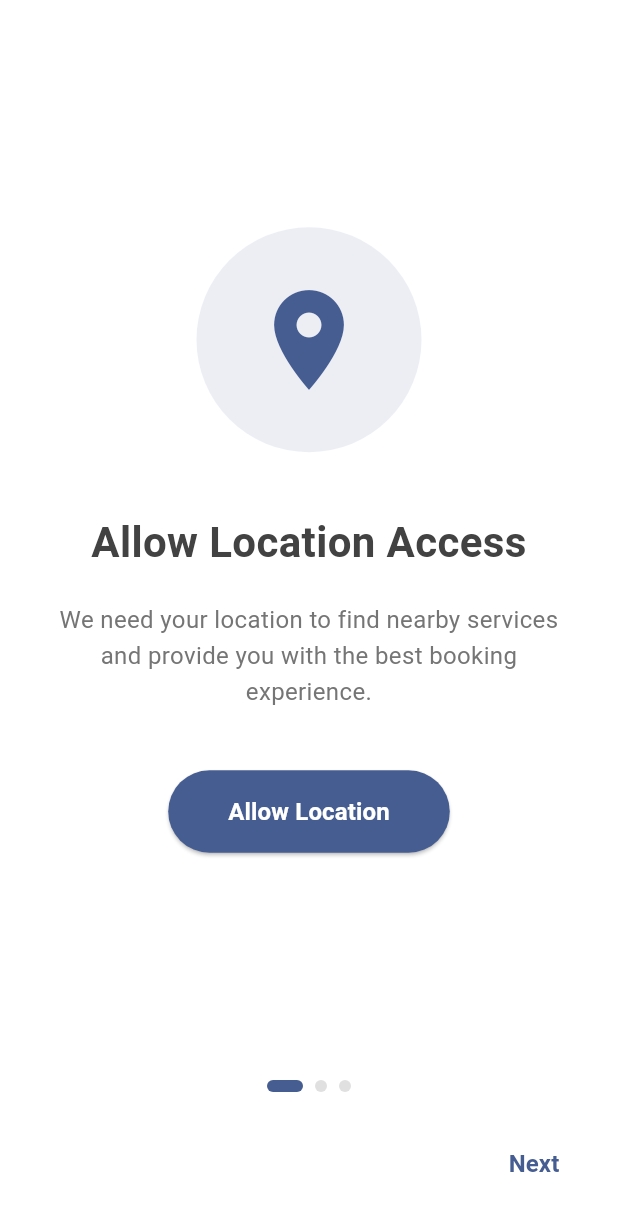
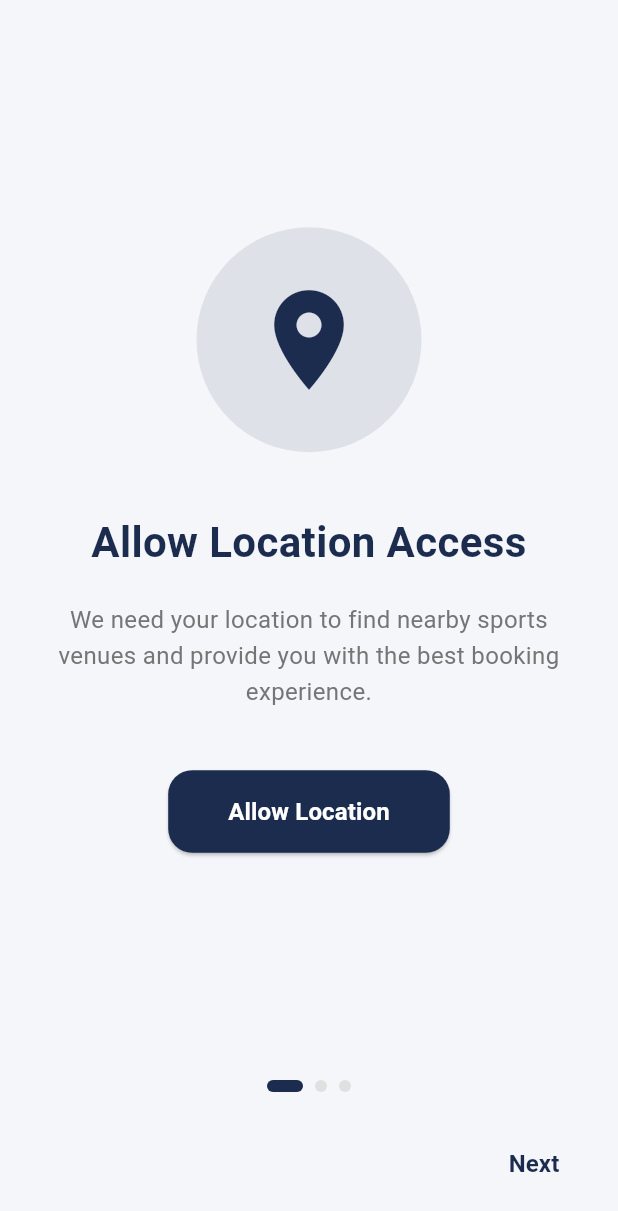
Before and after one commit to niththilan/Athlon-user, a Flutter app: the OnboardingScreen screen opened directly, on a phone screen of 412 x 824 dp. Shown: the top 1211 px of the screen. Run offline on Flutter 3.47's test engine with Material 3 defaults, Android fonts, the phone set to English and light mode, and no system bars; our stand-ins replace font_awesome_flutter, supabase_flutter; accounts and stored records are empty.

Commit message:
navigation fixed on onboarding dart

```diff
--- a/lib/customers/UserLogin.dart
+++ b/lib/customers/UserLogin.dart
@@ -4,6 +4,7 @@
 import 'package:flutter/material.dart';
 import 'package:font_awesome_flutter/font_awesome_flutter.dart';
 import 'services/customer_service.dart';
+import 'onboarding.dart'; // Add onboarding import
 import 'home.dart';
 import 'package:supabase_flutter/supabase_flutter.dart';
 
@@ -59,7 +60,7 @@ class _LoginPageState extends State<LoginPage>
 
       // Check if user just signed in and email is confirmed
       if (event == AuthChangeEvent.signedIn && session?.user != null) {
-        // Only navigate to home if we're currently on the login page and email is confirmed
+        // Only navigate to onboarding if we're currently on the login page and email is confirmed
         if (mounted && ModalRoute.of(context)?.settings.name == '/login') {
           // Show success message for email confirmation
           ScaffoldMessenger.of(context).showSnackBar(
@@ -70,12 +71,12 @@ class _LoginPageState extends State<LoginPage>
             ),
           );
 
-          // Navigate to home after a short delay
+          // Navigate to onboarding after a short delay
           Future.delayed(const Duration(milliseconds: 500), () {
             if (mounted) {
               Navigator.of(context).pushReplacement(
                 MaterialPageRoute(
-                  builder: (context) => const HomeScreen(),
+                  builder: (context) => const OnboardingScreen(),
                 ),
               );
             }
@@ -521,11 +522,11 @@ class _LoginPageState extends State<LoginPage>
             Navigator.of(context).pop();
           }
 
-          // Navigate to home screen
+          // Navigate to onboarding screen instead of home
           if (mounted) {
             Navigator.of(context).pushReplacement(
               MaterialPageRoute(
-                builder: (context) => const HomeScreen(),
+                builder: (context) => const OnboardingScreen(),
               ),
             );
           }
--- a/lib/customers/onboarding.dart
+++ b/lib/customers/onboarding.dart
@@ -1,4 +1,5 @@
 import 'package:flutter/material.dart';
+import 'home.dart'; // Add home import
 
 class OnboardingScreen extends StatefulWidget {
   const OnboardingScreen({Key? key}) : super(key: key);
@@ -14,7 +15,7 @@ class _OnboardingScreenState extends State<OnboardingScreen> {
   @override
   Widget build(BuildContext context) {
     return Scaffold(
-      backgroundColor: Colors.white,
+      backgroundColor: const Color(0xFFF5F6FA), // Match other files
       body: SafeArea(
         child: Column(
           children: [
@@ -51,28 +52,28 @@ class _OnboardingScreenState extends State<OnboardingScreen> {
             width: 150,
             height: 150,
             decoration: BoxDecoration(
-              color: Theme.of(context).primaryColor.withOpacity(0.1),
+              color: const Color(0xFF1B2C4F).withOpacity(0.1), // Match theme
               shape: BoxShape.circle,
             ),
-            child: Icon(
+            child: const Icon(
               Icons.location_on,
               size: 80,
-              color: Theme.of(context).primaryColor,
+              color: Color(0xFF1B2C4F), // Match primary color
             ),
           ),
           const SizedBox(height: 40),
-          Text(
+          const Text(
             'Allow Location Access',
             style: TextStyle(
               fontSize: 28,
               fontWeight: FontWeight.bold,
-              color: Colors.grey[800],
+              color: Color(0xFF1B2C4F), // Match primary color
             ),
             textAlign: TextAlign.center,
           ),
           const SizedBox(height: 20),
           Text(
-            'We need your location to find nearby services and provide you with the best booking experience.',
+            'We need your location to find nearby sports venues and provide you with the best booking experience.',
             style: TextStyle(
               fontSize: 16,
               color: Colors.grey[600],
@@ -84,11 +85,11 @@ class _OnboardingScreenState extends State<OnboardingScreen> {
           ElevatedButton(
             onPressed: _requestLocationPermission,
             style: ElevatedButton.styleFrom(
-              backgroundColor: Theme.of(context).primaryColor,
+              backgroundColor: const Color(0xFF1B2C4F), // Match primary color
               foregroundColor: Colors.white,
               padding: const EdgeInsets.symmetric(horizontal: 40, vertical: 16),
               shape: RoundedRectangleBorder(
-                borderRadius: BorderRadius.circular(30),
+                borderRadius: BorderRadius.circular(16), // Match border radius
               ),
             ),
             child: const Text(
@@ -111,22 +112,22 @@ class _OnboardingScreenState extends State<OnboardingScreen> {
             width: 150,
             height: 150,
             decoration: BoxDecoration(
-              color: Theme.of(context).primaryColor.withOpacity(0.1),
+              color: const Color(0xFF1B2C4F).withOpacity(0.1),
               shape: BoxShape.circle,
             ),
-            child: Icon(
+            child: const Icon(
               Icons.book_online,
               size: 80,
-              color: Theme.of(context).primaryColor,
+              color: Color(0xFF1B2C4F),
             ),
           ),
           const SizedBox(height: 40),
-          Text(
+          const Text(
             'How Booking Works',
             style: TextStyle(
               fontSize: 28,
               fontWeight: FontWeight.bold,
-              color: Colors.grey[800],
+              color: Color(0xFF1B2C4F),
             ),
             textAlign: TextAlign.center,
           ),
@@ -134,7 +135,7 @@ class _OnboardingScreenState extends State<OnboardingScreen> {
           _buildInstructionItem(
             Icons.search,
             'Browse Services',
-            'Find the perfect service for your needs from our wide range of options.',
+            'Find the perfect sports venue for your needs from our wide range of options.',
           ),
           _buildInstructionItem(
             Icons.calendar_today,
@@ -149,7 +150,7 @@ class _OnboardingScreenState extends State<OnboardingScreen> {
           _buildInstructionItem(
             Icons.check_circle,
             'Enjoy Service',
-            'Relax and enjoy your booked service at your chosen location and time.',
+            'Relax and enjoy your booked venue at your chosen location and time.',
           ),
         ],
       ),
@@ -166,12 +167,12 @@ class _OnboardingScreenState extends State<OnboardingScreen> {
             width: 40,
             height: 40,
             decoration: BoxDecoration(
-              color: Theme.of(context).primaryColor.withOpacity(0.1),
+              color: const Color(0xFF1B2C4F).withOpacity(0.1),
               shape: BoxShape.circle,
             ),
             child: Icon(
               icon,
-              color: Theme.of(context).primaryColor,
+              color: const Color(0xFF1B2C4F),
               size: 20,
             ),
           ),
@@ -185,6 +186,7 @@ class _OnboardingScreenState extends State<OnboardingScreen> {
                   style: const TextStyle(
                     fontSize: 16,
                     fontWeight: FontWeight.w600,
+                    color: Color(0xFF1B2C4F), // Match text color
                   ),
                 ),
                 const SizedBox(height: 4),
@@ -216,8 +218,8 @@ class _OnboardingScreenState extends State<OnboardingScreen> {
             decoration: BoxDecoration(
               gradient: LinearGradient(
                 colors: [
-                  Theme.of(context).primaryColor.withOpacity(0.8),
-                  Theme.of(context).primaryColor,
+                  const Color(0xFF1B2C4F).withOpacity(0.8),
+                  const Color(0xFF1B2C4F),
                 ],
                 begin: Alignment.topLeft,
                 end: Alignment.bottomRight,
@@ -231,18 +233,18 @@ class _OnboardingScreenState extends State<OnboardingScreen> {
             ),
           ),
           const SizedBox(height: 40),
-          Text(
+          const Text(
             'Ready to Get Started!',
             style: TextStyle(
               fontSize: 28,
               fontWeight: FontWeight.bold,
-              color: Colors.grey[800],
+              color: Color(0xFF1B2C4F),
             ),
             textAlign: TextAlign.center,
           ),
           const SizedBox(height: 20),
           Text(
-            'You\'re all set! Start exploring amazing services and book your first appointment with ease.',
+            'You\'re all set! Start exploring amazing sports venues and book your first appointment with ease.',
             style: TextStyle(
               fontSize: 16,
               color: Colors.grey[600],
@@ -257,10 +259,10 @@ class _OnboardingScreenState extends State<OnboardingScreen> {
             child: ElevatedButton(
               onPressed: _proceedToApp,
               style: ElevatedButton.styleFrom(
-                backgroundColor: Theme.of(context).primaryColor,
+                backgroundColor: const Color(0xFF1B2C4F),
                 foregroundColor: Colors.white,
                 shape: RoundedRectangleBorder(
-                  borderRadius: BorderRadius.circular(30),
+                  borderRadius: BorderRadius.circular(16),
                 ),
                 elevation: 3,
               ),
@@ -286,7 +288,7 @@ class _OnboardingScreenState extends State<OnboardingScreen> {
           height: 8,
           decoration: BoxDecoration(
             color: _currentPage == index
-                ? Theme.of(context).primaryColor
+                ? const Color(0xFF1B2C4F) // Match primary color
                 : Colors.grey[300],
             borderRadius: BorderRadius.circular(4),
           ),
@@ -309,10 +311,10 @@ class _OnboardingScreenState extends State<OnboardingScreen> {
                   curve: Curves.easeInOut,
                 );
               },
-              child: Text(
+              child: const Text(
                 'Back',
                 style: TextStyle(
-                  color: Theme.of(context).primaryColor,
+                  color: Color(0xFF1B2C4F), // Match primary color
                   fontSize: 16,
                 ),
               ),
@@ -327,10 +329,10 @@ class _OnboardingScreenState extends State<OnboardingScreen> {
                   curve: Curves.easeInOut,
                 );
               },
-              child: Text(
+              child: const Text(
                 'Next',
                 style: TextStyle(
-                  color: Theme.of(context).primaryColor,
+                  color: Color(0xFF1B2C4F), // Match primary color
                   fontSize: 16,
                   fontWeight: FontWeight.w600,
                 ),
@@ -354,13 +356,17 @@ class _OnboardingScreenState extends State<OnboardingScreen> {
     ScaffoldMessenger.of(context).showSnackBar(
       const SnackBar(
         content: Text('Location access granted!'),
-        backgroundColor: Colors.green,
+        backgroundColor: Color(0xFF1B2C4F), // Use consistent primary color
       ),
     );
   }
 
   void _proceedToApp() {
-    // Navigate to main app
-    Navigator.of(context).pushReplacementNamed('/home');
+    // Navigate to home screen
+    Navigator.of(context).pushReplacement(
+      MaterialPageRoute(
+        builder: (context) => const HomeScreen(),
+      ),
+    );
   }
 }
```
